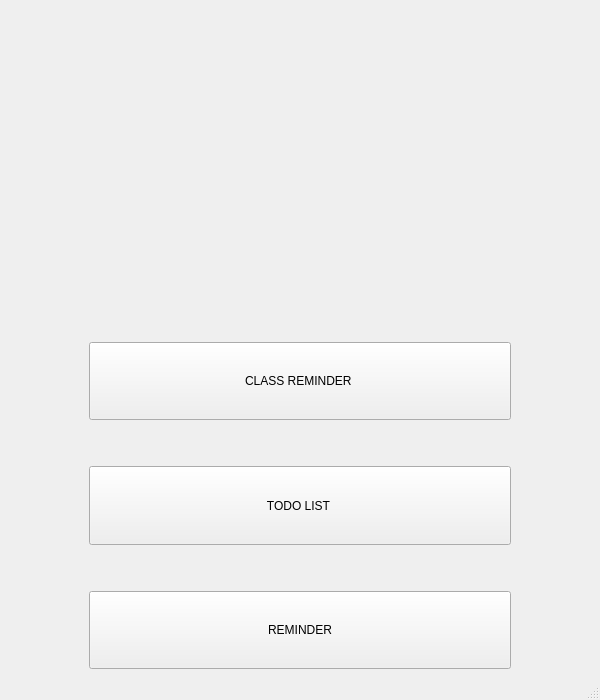
The window that first/menu.ui (Devikarb/TIME4CLASS) describes before a commit, drawn with Qt 5.
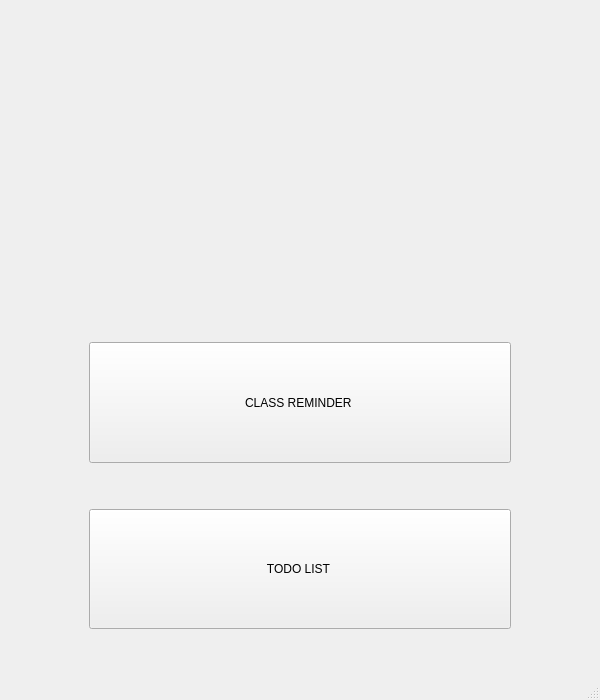
The same window after the commit. Icons and pictures are not drawn.

Patch:
```diff
--- a/first/menu.ui
+++ b/first/menu.ui
@@ -10,9 +10,24 @@
     <height>700</height>
    </rect>
   </property>
+  <property name="minimumSize">
+   <size>
+    <width>600</width>
+    <height>700</height>
+   </size>
+  </property>
+  <property name="maximumSize">
+   <size>
+    <width>600</width>
+    <height>700</height>
+   </size>
+  </property>
   <property name="windowTitle">
    <string>MainWindow</string>
   </property>
+  <property name="autoFillBackground">
+   <bool>true</bool>
+  </property>
   <property name="styleSheet">
    <string notr="true">background-image: url(:/resources/img/background2.png);</string>
   </property>
@@ -109,19 +124,6 @@
           </property>
          </spacer>
         </item>
-        <item>
-         <widget class="QPushButton" name="pushButton_3">
-          <property name="sizePolicy">
-           <sizepolicy hsizetype="Minimum" vsizetype="Preferred">
-            <horstretch>0</horstretch>
-            <verstretch>0</verstretch>
-           </sizepolicy>
-          </property>
-          <property name="text">
-           <string>REMINDER</string>
-          </property>
-         </widget>
-        </item>
        </layout>
       </item>
       <item>
```
Left out of the diff: 3 changed lines with no effect on the pictures.
